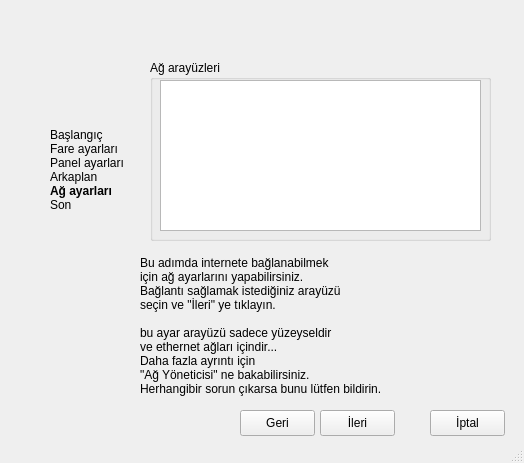
atlantistruva/truvalinux, file projeler/anatolya-bey/src/screens/ui/networkWindow.ui: the form before one commit.
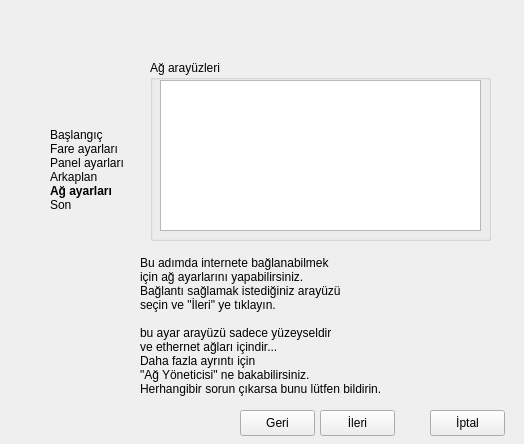
The form after the commit. Icons and pictures are not drawn.

Diff of the .ui file:
```diff
--- a/projeler/anatolya-bey/src/screens/ui/networkWindow.ui
+++ b/projeler/anatolya-bey/src/screens/ui/networkWindow.ui
@@ -6,13 +6,19 @@
     <x>0</x>
     <y>0</y>
     <width>524</width>
-    <height>463</height>
+    <height>444</height>
    </rect>
   </property>
+  <property name="minimumSize" >
+   <size>
+    <width>524</width>
+    <height>444</height>
+   </size>
+  </property>
   <property name="maximumSize" >
    <size>
     <width>524</width>
-    <height>463</height>
+    <height>444</height>
    </size>
   </property>
   <property name="windowTitle" >
@@ -27,7 +33,7 @@
      <x>0</x>
      <y>0</y>
      <width>524</width>
-     <height>442</height>
+     <height>444</height>
     </rect>
    </property>
    <widget class="QGroupBox" name="networkGroup" >
@@ -152,16 +158,6 @@
     </property>
    </widget>
   </widget>
-  <widget class="QStatusBar" name="statusbar" >
-   <property name="geometry" >
-    <rect>
-     <x>0</x>
-     <y>442</y>
-     <width>524</width>
-     <height>21</height>
-    </rect>
-   </property>
-  </widget>
  </widget>
  <resources>
   <include location="../../icons/startericons.qrc" />
```
Left out of the diff: 6 changed lines with no effect on the pictures.
